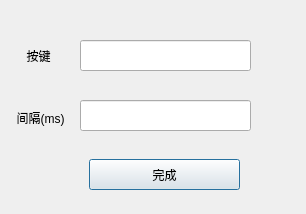
Old version of the form ui/customize_key_and_interval.ui in the repository hanxi19/Key-Wizard.
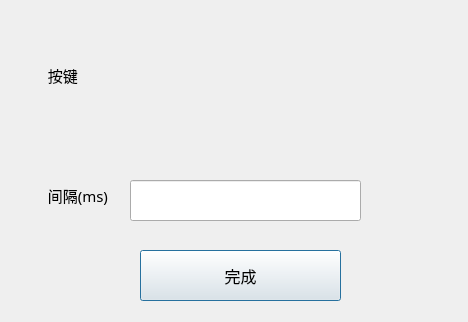
New version of the form.

The edit to the form file:
```diff
--- a/ui/customize_key_and_interval.ui
+++ b/ui/customize_key_and_interval.ui
@@ -6,8 +6,8 @@
    <rect>
     <x>0</x>
     <y>0</y>
-    <width>306</width>
-    <height>214</height>
+    <width>468</width>
+    <height>322</height>
    </rect>
   </property>
   <property name="windowTitle">
@@ -16,12 +16,18 @@
   <widget class="QLabel" name="buttonLabel">
    <property name="geometry">
     <rect>
-     <x>20</x>
+     <x>40</x>
      <y>50</y>
-     <width>54</width>
-     <height>12</height>
+     <width>71</width>
+     <height>51</height>
     </rect>
    </property>
+   <property name="font">
+    <font>
+     <family>Agency FB</family>
+     <pointsize>11</pointsize>
+    </font>
+   </property>
    <property name="text">
     <string>  按键</string>
    </property>
@@ -29,45 +35,47 @@
   <widget class="QLabel" name="intervalLabel">
    <property name="geometry">
     <rect>
-     <x>10</x>
-     <y>110</y>
-     <width>61</width>
-     <height>16</height>
+     <x>40</x>
+     <y>180</y>
+     <width>101</width>
+     <height>31</height>
     </rect>
    </property>
+   <property name="font">
+    <font>
+     <family>Agency FB</family>
+     <pointsize>11</pointsize>
+    </font>
+   </property>
    <property name="text">
     <string>  间隔(ms)</string>
    </property>
   </widget>
-  <widget class="QLineEdit" name="buttonEdit">
-   <property name="geometry">
-    <rect>
-     <x>80</x>
-     <y>40</y>
-     <width>171</width>
-     <height>31</height>
-    </rect>
-   </property>
-  </widget>
   <widget class="QLineEdit" name="intervalEdit">
    <property name="geometry">
     <rect>
-     <x>80</x>
-     <y>100</y>
-     <width>171</width>
-     <height>31</height>
+     <x>130</x>
+     <y>180</y>
+     <width>231</width>
+     <height>41</height>
     </rect>
    </property>
   </widget>
   <widget class="QPushButton" name="completeBtn">
    <property name="geometry">
     <rect>
-     <x>89</x>
-     <y>159</y>
-     <width>151</width>
-     <height>31</height>
+     <x>140</x>
+     <y>250</y>
+     <width>201</width>
+     <height>51</height>
     </rect>
    </property>
+   <property name="font">
+    <font>
+     <family>Agency FB</family>
+     <pointsize>12</pointsize>
+    </font>
+   </property>
    <property name="text">
     <string>完成</string>
    </property>
```
